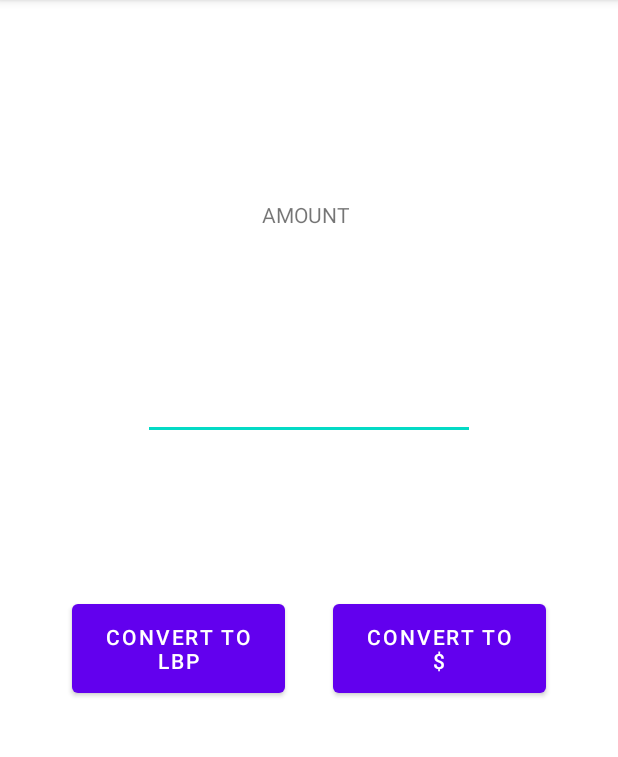
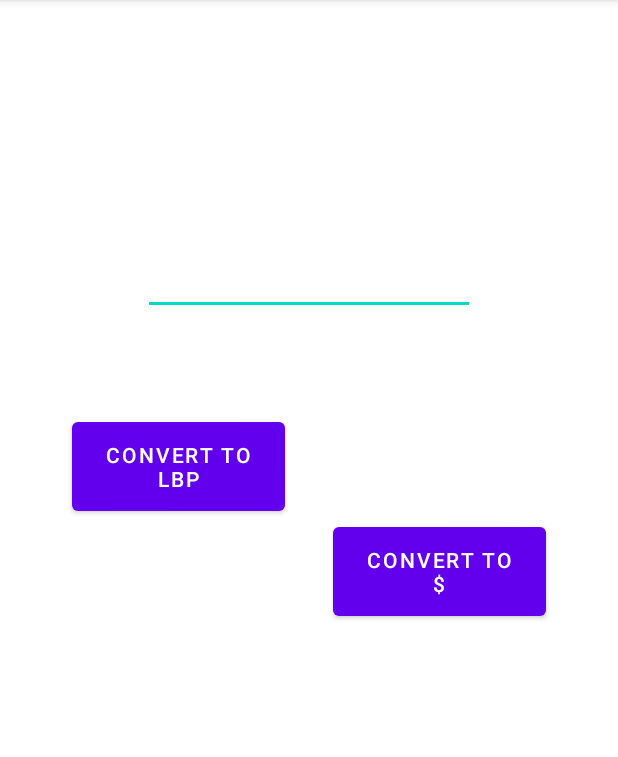
Before and after one commit to larissa-abboud/currency_converter_assignment1, an Android app: the screen it shows after launch (MainActivity), on a phone screen of 412 x 824 dp, the part 84-841 px from its top. Run offline under Robolectric (Android 15) with nearby library versions, the phone set to English and light mode, and no system bars.

Commit message:
updated code

```diff
--- a/csc498_assignment1_currency_converter/app/src/main/java/com/lausp/csc498_assignment1_currency_converter/MainActivity.java
+++ b/csc498_assignment1_currency_converter/app/src/main/java/com/lausp/csc498_assignment1_currency_converter/MainActivity.java
@@ -7,13 +7,16 @@ import android.view.View;
 import android.widget.Button;
 import android.widget.EditText;
 import android.widget.TextView;
+import android.widget.Toast;
 
 public class MainActivity extends AppCompatActivity {
      EditText addAmount;
-     TextView result;
+     private TextView result;
+     int amount;
      Button convertToLBP;
      Button convertToDollars;
-     int results;
+     double results;
+
 
 
 
@@ -22,19 +25,40 @@ public class MainActivity extends AppCompatActivity {
         super.onCreate(savedInstanceState);
         setContentView(R.layout.activity_main);
         addAmount = (EditText) findViewById(R.id.first);
+
+
+        results =0;
         result = (TextView) findViewById(R.id.result);
-        convertToLBP = (Button) findViewById(R.id.button2);
-        convertToDollars = (Button) findViewById(R.id.button3);
+
+    }
+
+
+    public void convertToLBP(View v){
+        int amount =  Integer.parseInt(addAmount.getText().toString());
+        results = amount * 22000;
+        String m =String.valueOf(results);
+        result.setText(m);
+        Toast.makeText(getApplicationContext(), "lbp", Toast.LENGTH_SHORT).show();
 
 
 
     }
-    public void convertLbp(View v){
-       int amount =  Integer.parseInt(addAmount.getText().toString());
-        results = amount * 22000;
+    public void convertToDollars(View v){
+        double amount =  Integer.parseInt(addAmount.getText().toString());
+        results = ((amount )/ 22000);
+        String m1 =String.valueOf(results);
+        result.setText(m1);
+        Toast.makeText(getApplicationContext(), "$$", Toast.LENGTH_SHORT).show();
+
+
+
+    }
 
 
 
 
-    }
+
+
+
+
 }
--- a/csc498_assignment1_currency_converter/app/src/main/res/layout/activity_main.xml
+++ b/csc498_assignment1_currency_converter/app/src/main/res/layout/activity_main.xml
@@ -11,15 +11,13 @@
         android:layout_width="221dp"
         android:layout_height="58dp"
         android:layout_marginStart="101dp"
-        android:layout_marginTop="24dp"
+        android:layout_marginTop="152dp"
         android:layout_marginEnd="101dp"
-        android:layout_marginBottom="40dp"
         android:ems="10"
         android:inputType="textPersonName"
-        app:layout_constraintBottom_toTopOf="@+id/button2"
         app:layout_constraintEnd_toEndOf="parent"
         app:layout_constraintStart_toStartOf="parent"
-        app:layout_constraintTop_toBottomOf="@+id/text1" />
+        app:layout_constraintTop_toTopOf="parent" />
 
     <Button
         android:id="@+id/button2"
@@ -28,11 +26,15 @@
         android:layout_marginStart="48dp"
         android:layout_marginTop="103dp"
         android:layout_marginEnd="16dp"
+        android:layout_marginBottom="71dp"
+        android:onClick="convertToLBP"
         android:text="convert to lbp"
+        app:layout_constraintBottom_toTopOf="@+id/result"
         app:layout_constraintEnd_toStartOf="@+id/button3"
         app:layout_constraintHorizontal_bias="1.0"
         app:layout_constraintStart_toStartOf="parent"
-        app:layout_constraintTop_toBottomOf="@+id/first" />
+        app:layout_constraintTop_toBottomOf="@+id/first"
+        app:layout_constraintVertical_bias="1.0" />
 
     <Button
         android:id="@+id/button3"
@@ -41,31 +43,27 @@
         android:layout_marginStart="16dp"
         android:layout_marginTop="103dp"
         android:layout_marginEnd="48dp"
+        android:layout_marginBottom="71dp"
+        android:onClick="convertToDollars"
         android:text="convert to $"
+        app:layout_constraintBottom_toTopOf="@+id/result"
         app:layout_constraintEnd_toEndOf="parent"
         app:layout_constraintStart_toEndOf="@+id/button2"
-        app:layout_constraintTop_toBottomOf="@+id/first" />
-
-    <TextView
-        android:id="@+id/text1"
-        android:layout_width="92dp"
-        android:layout_height="54dp"
-        android:layout_marginStart="179dp"
-        android:layout_marginTop="133dp"
-        android:layout_marginEnd="174dp"
-        android:layout_marginBottom="24dp"
-        android:text="AMOUNT"
-        app:layout_constraintBottom_toTopOf="@+id/first"
-        app:layout_constraintEnd_toEndOf="parent"
-        app:layout_constraintHorizontal_bias="0.147"
-        app:layout_constraintStart_toStartOf="parent"
-        app:layout_constraintTop_toTopOf="parent" />
+        app:layout_constraintTop_toBottomOf="@+id/first"
+        app:layout_constraintVertical_bias="1.0" />
 
     <TextView
         android:id="@+id/result"
         android:layout_width="207dp"
         android:layout_height="42dp"
-        tools:layout_editor_absoluteX="109dp"
-        tools:layout_editor_absoluteY="535dp" />
+        android:layout_marginStart="109dp"
+        android:layout_marginTop="70dp"
+        android:layout_marginEnd="95dp"
+        android:layout_marginBottom="276dp"
+        app:layout_constraintBottom_toBottomOf="parent"
+        app:layout_constraintEnd_toEndOf="parent"
+        app:layout_constraintHorizontal_bias="0.0"
+        app:layout_constraintStart_toStartOf="parent"
+        app:layout_constraintTop_toBottomOf="@+id/button2" />
 
 </androidx.constraintlayout.widget.ConstraintLayout>
```
